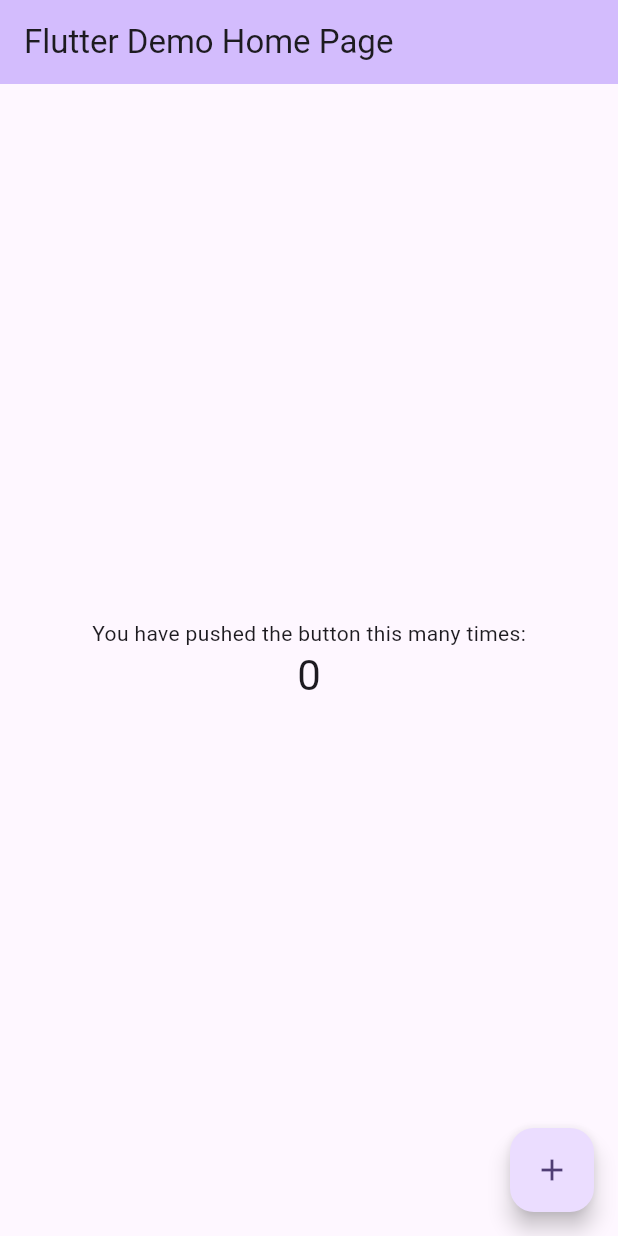
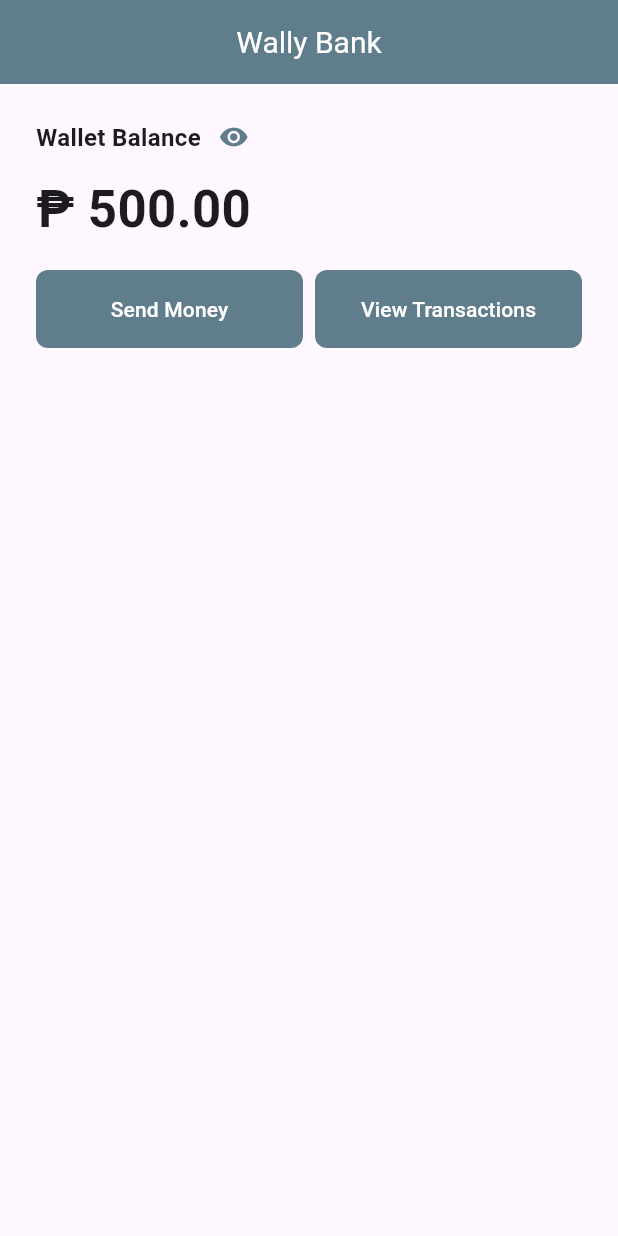
Before and after one commit to athenaaguilar/wally2, a Flutter app: the screen it shows after launch, on a phone screen of 412 x 824 dp. Run offline on Flutter 3.47's test engine with Material 3 defaults, Android fonts, the phone set to English and light mode, and no system bars; our stand-ins replace go_router.

Commit message:
feature: add screens and routing

```diff
--- /dev/null
+++ b/lib/core/presentation/widgets/app_button.dart
@@ -0,0 +1,31 @@
+import 'package:flutter/material.dart';
+
+class AppButton extends StatelessWidget {
+  const AppButton({
+    super.key,
+    required this.title,
+    required this.onPressed,
+  });
+
+  final String title;
+  final VoidCallback onPressed;
+
+  @override
+  Widget build(BuildContext context) {
+    return FilledButton(
+      onPressed: onPressed,
+      style: const ButtonStyle(
+        padding: MaterialStatePropertyAll(EdgeInsets.all(16.0)),
+        backgroundColor: MaterialStatePropertyAll(Colors.blueGrey),
+        shape: MaterialStatePropertyAll(
+          RoundedRectangleBorder(
+            borderRadius: BorderRadius.all(
+              Radius.circular(8.0),
+            ),
+          ),
+        ),
+      ),
+      child: Text(title),
+    );
+  }
+}
--- /dev/null
+++ b/lib/core/presentation/widgets/app_scaffold.dart
@@ -0,0 +1,37 @@
+import 'package:flutter/material.dart';
+import 'package:go_router/go_router.dart';
+
+class AppScaffold extends StatelessWidget {
+  const AppScaffold({super.key, required this.child});
+
+  final Widget child;
+
+  @override
+  Widget build(BuildContext context) {
+    return Scaffold(
+      appBar: AppBar(
+        backgroundColor: Colors.blueGrey,
+        centerTitle: true,
+        title: const Text(
+          'Wally Bank',
+          style: TextStyle(color: Colors.white, fontSize: 20),
+        ),
+        leading: context.canPop()
+            ? IconButton(
+                icon: const Icon(
+                  Icons.arrow_back_ios,
+                  color: Colors.white,
+                ),
+                onPressed: () => context.pop(),
+              )
+            : null,
+      ),
+      body: SafeArea(
+        child: Padding(
+          padding: const EdgeInsets.all(24.0),
+          child: child,
+        ),
+      ),
+    );
+  }
+}
--- /dev/null
+++ b/lib/core/utils/navigation/app_router.dart
@@ -0,0 +1,34 @@
+import 'package:go_router/go_router.dart';
+import 'package:wally2/features/send_money/presentation/send_money_screen.dart';
+import 'package:wally2/features/transactions/presentation/transactions_screen.dart';
+import 'package:wally2/features/wallet/presentation/wallet_screen.dart';
+
+GoRouter appRouter() {
+  return GoRouter(
+    initialLocation: WalletScreen.routeName,
+    debugLogDiagnostics: true,
+    routes: [
+      GoRoute(
+        path: WalletScreen.routeName,
+        pageBuilder: (context, state) => NoTransitionPage<void>(
+          key: state.pageKey,
+          child: const WalletScreen(),
+        ),
+      ),
+      GoRoute(
+        path: SendMoneyScreen.routeName,
+        pageBuilder: (context, state) => NoTransitionPage<void>(
+          key: state.pageKey,
+          child: const SendMoneyScreen(),
+        ),
+      ),
+      GoRoute(
+        path: TransactionsScreen.routeName,
+        pageBuilder: (context, state) => NoTransitionPage<void>(
+          key: state.pageKey,
+          child: const TransactionsScreen(),
+        ),
+      ),
+    ],
+  );
+}
--- /dev/null
+++ b/lib/core/utils/number_extensions.dart
@@ -0,0 +1,5 @@
+import 'package:intl/intl.dart';
+
+extension NumberExtension on int {
+  String formatAmount() => NumberFormat('#,##0.00', 'en_US').format(this);
+}
--- /dev/null
+++ b/lib/features/wallet/presentation/wallet_screen.dart
@@ -0,0 +1,91 @@
+import 'package:flutter/material.dart';
+import 'package:go_router/go_router.dart';
+import 'package:wally2/core/presentation/widgets/app_button.dart';
+import 'package:wally2/core/presentation/widgets/app_scaffold.dart';
+import 'package:wally2/core/utils/number_extensions.dart';
+import 'package:wally2/features/send_money/presentation/send_money_screen.dart';
+import 'package:wally2/features/transactions/presentation/transactions_screen.dart';
+
+class WalletScreen extends StatefulWidget {
+  const WalletScreen({super.key});
+
+  static const String routeName = '/';
+
+  @override
+  State<WalletScreen> createState() => _WalletScreenState();
+}
+
+class _WalletScreenState extends State<WalletScreen> {
+  bool isAmountUnmask = true;
+
+  @override
+  Widget build(BuildContext context) {
+    return AppScaffold(
+      child: Column(
+        crossAxisAlignment: CrossAxisAlignment.start,
+        children: [
+          Row(
+            children: [
+              const Text(
+                'Wallet Balance',
+                style: TextStyle(
+                  fontSize: 16,
+                  fontWeight: FontWeight.bold,
+                ),
+              ),
+              const SizedBox(width: 12),
+              GestureDetector(
+                onTap: () {
+                  setState(() => isAmountUnmask = !isAmountUnmask);
+                },
+                child: Icon(
+                  isAmountUnmask ? Icons.visibility : Icons.visibility_off,
+                  color: Colors.blueGrey,
+                  size: 20,
+                ),
+              ),
+            ],
+          ),
+          const SizedBox(height: 12),
+          Row(
+            children: [
+              const Text(
+                '₱ ',
+                style: TextStyle(
+                  fontSize: 34,
+                  fontWeight: FontWeight.bold,
+                ),
+              ),
+              Text(
+                isAmountUnmask ? 500.formatAmount() : '****',
+                style: const TextStyle(
+                  fontSize: 34,
+                  fontWeight: FontWeight.bold,
+                ),
+              ),
+            ],
+          ),
+          const SizedBox(height: 16),
+          Row(
+            mainAxisAlignment: MainAxisAlignment.spaceBetween,
+            children: [
+              Expanded(
+                child: AppButton(
+                  title: 'Send Money',
+                  onPressed: () => context.push(SendMoneyScreen.routeName),
+                ),
+              ),
+              const SizedBox(width: 8),
+              Expanded(
+                child: AppButton(
+                  title: 'View Transactions',
+                  onPressed: () => context.push(TransactionsScreen.routeName),
+                ),
+              ),
+            ],
+          ),
+        ],
+      ),
+    );
+  }
+}
--- a/lib/main.dart
+++ b/lib/main.dart
@@ -1,125 +1,31 @@
 import 'package:flutter/material.dart';
+import 'package:go_router/go_router.dart';
+import 'package:wally2/core/utils/navigation/app_router.dart';
 
 void main() {
   runApp(const MyApp());
 }
 
-class MyApp extends StatelessWidget {
+class MyApp extends StatefulWidget {
   const MyApp({super.key});
 
-  // This widget is the root of your application.
+  @override
+  State<MyApp> createState() => _MyAppState();
+}
+
+class _MyAppState extends State<MyApp> {
+  final GoRouter _appRouter = appRouter();
+
   @override
   Widget build(BuildContext context) {
-    return MaterialApp(
-      title: 'Flutter Demo',
+    return MaterialApp.router(
+      debugShowCheckedModeBanner: false,
+      title: 'Wally',
       theme: ThemeData(
-        // This is the theme of your application.
-        //
-        // TRY THIS: Try running your application with "flutter run". You'll see
-        // the application has a purple toolbar. Then, without quitting the app,
-        // try changing the seedColor in the colorScheme below to Colors.green
-        // and then invoke "hot reload" (save your changes or press the "hot
-        // reload" button in a Flutter-supported IDE, or press "r" if you used
-        // the command line to start the app).
-        //
-        // Notice that the counter didn't reset back to zero; the application
-        // state is not lost during the reload. To reset the state, use hot
-        // restart instead.
-        //
-        // This works for code too, not just values: Most code changes can be
-        // tested with just a hot reload.
-        colorScheme: ColorScheme.fromSeed(seedColor: Colors.deepPurple),
+        primarySwatch: Colors.blueGrey,
         useMaterial3: true,
       ),
-      home: const MyHomePage(title: 'Flutter Demo Home Page'),
+      routerConfig: _appRouter,
     );
   }
 }
-
-class MyHomePage extends StatefulWidget {
-  const MyHomePage({super.key, required this.title});
-
-  // This widget is the home page of your application. It is stateful, meaning
-  // that it has a State object (defined below) that contains fields that affect
-  // how it looks.
-
-  // This class is the configuration for the state. It holds the values (in this
-  // case the title) provided by the parent (in this case the App widget) and
-  // used by the build method of the State. Fields in a Widget subclass are
-  // always marked "final".
-
-  final String title;
-
-  @override
-  State<MyHomePage> createState() => _MyHomePageState();
-}
-
-class _MyHomePageState extends State<MyHomePage> {
-  int _counter = 0;
-
-  void _incrementCounter() {
-    setState(() {
-      // This call to setState tells the Flutter framework that something has
-      // changed in this State, which causes it to rerun the build method below
-      // so that the display can reflect the updated values. If we changed
-      // _counter without calling setState(), then the build method would not be
-      // called again, and so nothing would appear to happen.
-      _counter++;
-    });
-  }
-
-  @override
-  Widget build(BuildContext context) {
-    // This method is rerun every time setState is called, for instance as done
-    // by the _incrementCounter method above.
-    //
-    // The Flutter framework has been optimized to make rerunning build methods
-    // fast, so that you can just rebuild anything that needs updating rather
-    // than having to individually change instances of widgets.
-    return Scaffold(
-      appBar: AppBar(
-        // TRY THIS: Try changing the color here to a specific color (to
-        // Colors.amber, perhaps?) and trigger a hot reload to see the AppBar
-        // change color while the other colors stay the same.
-        backgroundColor: Theme.of(context).colorScheme.inversePrimary,
-        // Here we take the value from the MyHomePage object that was created by
-        // the App.build method, and use it to set our appbar title.
-        title: Text(widget.title),
-      ),
-      body: Center(
-        // Center is a layout widget. It takes a single child and positions it
-        // in the middle of the parent.
-        child: Column(
-          // Column is also a layout widget. It takes a list of children and
-          // arranges them vertically. By default, it sizes itself to fit its
-          // children horizontally, and tries to be as tall as its parent.
-          //
-          // Column has various properties to control how it sizes itself and
-          // how it positions its children. Here we use mainAxisAlignment to
-          // center the children vertically; the main axis here is the vertical
-          // axis because Columns are vertical (the cross axis would be
-          // horizontal).
-          //
-          // TRY THIS: Invoke "debug painting" (choose the "Toggle Debug Paint"
-          // action in the IDE, or press "p" in the console), to see the
-          // wireframe for each widget.
-          mainAxisAlignment: MainAxisAlignment.center,
-          children: <Widget>[
-            const Text(
-              'You have pushed the button this many times:',
-            ),
-            Text(
-              '$_counter',
-              style: Theme.of(context).textTheme.headlineMedium,
-            ),
-          ],
-        ),
-      ),
-      floatingActionButton: FloatingActionButton(
-        onPressed: _incrementCounter,
-        tooltip: 'Increment',
-        child: const Icon(Icons.add),
-      ), // This trailing comma makes auto-formatting nicer for build methods.
-    );
-  }
-}
```
Also changed, not shown: analysis_options.yaml (+3 -24 lines), lib/core/presentation/widgets/app_snackbar.dart (added, +16 -0 lines), lib/features/send_money/presentation/send_money_screen.dart (added, +72 -0 lines), lib/features/transactions/presentation/transactions_screen.dart (added, +70 -0 lines), pubspec.yaml (+6 -72 lines), pubspec.lock.
